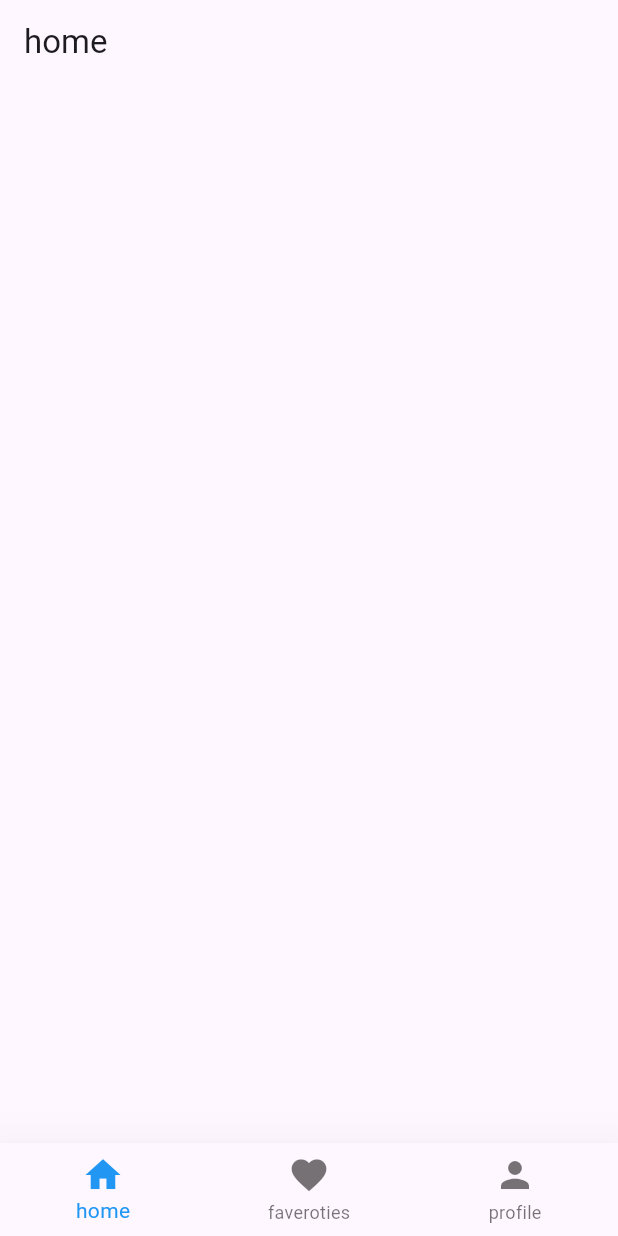
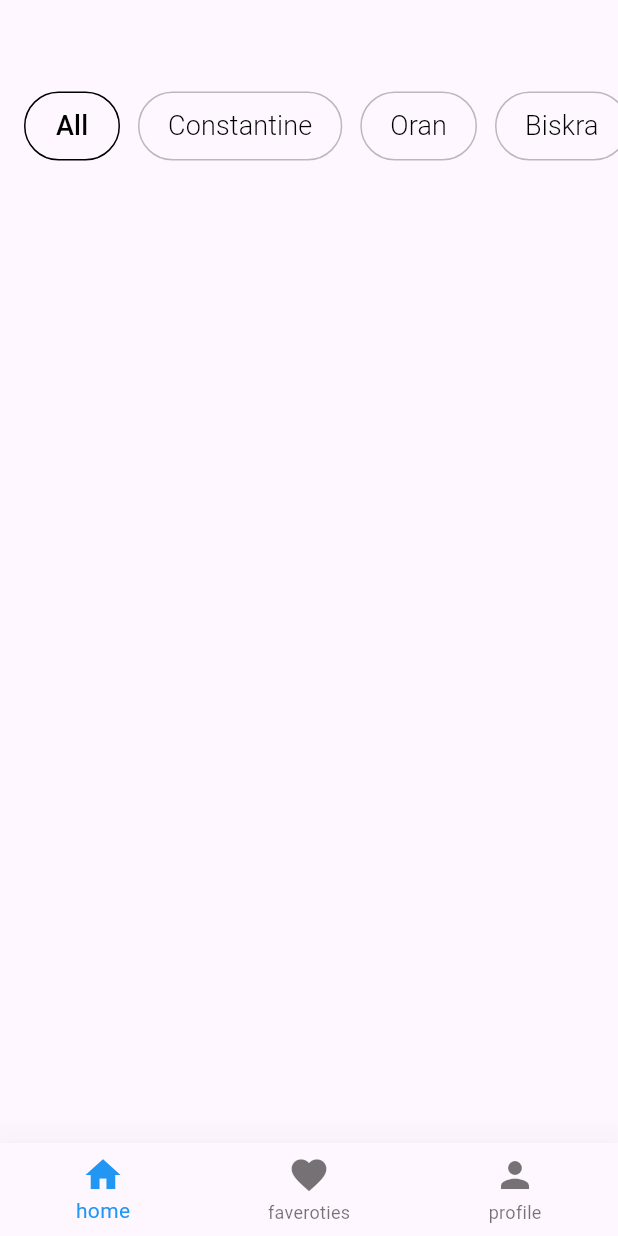
Before and after one commit to chihabMe/dam-l3-s1-travel-app, a Flutter app: the HomeScreen screen opened directly, on a phone screen of 412 x 824 dp. Run offline on Flutter 3.47's test engine with Material 3 defaults, Android fonts, the phone set to English and light mode, and no system bars; our stand-ins replace get; missing offline and left inert: dart:ffi.

Commit message:
added regions list

```diff
--- /dev/null
+++ b/app/devtools_options.yaml
@@ -0,0 +1 @@
+extensions:
--- a/app/lib/main.dart
+++ b/app/lib/main.dart
@@ -1,5 +1,4 @@
 import 'package:app/screens/auth/login.screen.dart';
-import 'package:app/screens/auth/register.screen.dart';
 import 'package:app/screens/home/home.screen.dart';
 import 'package:flutter/material.dart';
 
@@ -11,13 +10,13 @@ class MyApp extends StatelessWidget {
   @override
   Widget build(BuildContext) {
     return MaterialApp(
+      theme: ThemeData(
+        primaryColor: Colors.blue,
+      ),
       title: "myapp",
-      home: LoginScreen(),
+      home: HomeScreen(),
       initialRoute: "/",
-      routes: {
-        "/home": (ctx) => HomeScreen(),
-        "/register": (ctx) => RegisterScreen()
-      },
+      routes: {},
     );
   }
 }
--- a/app/lib/screens/auth/login.screen.dart
+++ b/app/lib/screens/auth/login.screen.dart
@@ -1,5 +1,5 @@
 import 'package:app/widgets/ui/button.widget.dart';
-import 'package:app/widgets/ui/inpu.widget.dart';
+import 'package:app/widgets/ui/input.widget.dart';
 import 'package:flutter/material.dart';
 
 class LoginScreen extends StatefulWidget {
--- a/app/lib/screens/home/home.screen.dart
+++ b/app/lib/screens/home/home.screen.dart
@@ -1,11 +1,20 @@
 import 'package:app/widgets/BottomNavigator.dart';
+import 'package:app/widgets/regionsList/regions.list.dart';
 import 'package:flutter/material.dart';
 
 class HomeScreen extends StatelessWidget {
   @override
   Widget build(BuildContext context) {
     return Scaffold(
-        appBar: AppBar(title: Text("home")),
-        bottomNavigationBar: BottomNavigator());
+      body: Column(
+        children: [
+          SizedBox(
+            height: 40,
+          ),
+          RegionsList()
+        ],
+      ),
+      bottomNavigationBar: BottomNavigator(),
+    );
   }
 }
--- /dev/null
+++ b/app/lib/widgets/regionsList/region.item.dart
@@ -0,0 +1,42 @@
+import 'package:flutter/material.dart';
+import 'package:get/state_manager.dart';
+import 'package:get/utils.dart';
+
+class RegionItem extends StatelessWidget {
+  late String name;
+  late int index;
+  late int currentIdx;
+  late bool active;
+  late Function(int idx) handlePress;
+  RegionItem(
+      {super.key,
+      required this.name,
+      required this.index,
+      required this.currentIdx,
+      required this.handlePress});
+
+  @override
+  Widget build(BuildContext context) {
+    bool active = this.index == this.currentIdx;
+    return Padding(
+      padding: const EdgeInsets.symmetric(horizontal: 6),
+      child: TextButton(
+        onPressed: () {
+          this.handlePress(this.index);
+        },
+        style: ButtonStyle(
+            padding: MaterialStateProperty.all(
+                EdgeInsets.symmetric(vertical: 10, horizontal: 20)),
+            side: MaterialStateProperty.all(
+                BorderSide(color: active ? Colors.black : Colors.black26))),
+        child: Text(
+          this.name.capitalize!,
+          style: TextStyle(
+              color: Colors.black,
+              fontSize: 18,
+              fontWeight: active ? FontWeight.w500 : FontWeight.w300),
+        ),
+      ),
+    );
+  }
+}
--- /dev/null
+++ b/app/lib/widgets/regionsList/regions.list.dart
@@ -0,0 +1,63 @@
+import 'dart:ffi';
+
+import 'package:app/widgets/regionsList/region.item.dart';
+import 'package:flutter/material.dart';
+
+class RegionsList extends StatefulWidget {
+  @override
+  State<StatefulWidget> createState() => RegionsListState();
+}
+
+class RegionsListState extends State<RegionsList> {
+  List<String> regions = ["all", "constantine", "oran", "biskra"];
+  int currentIdx = 0;
+  void handlePress(idx) {
+    setState(() {
+      currentIdx = idx;
+    });
+  }
+
+  @override
+  Widget build(BuildContext context) {
+    return SingleChildScrollView(
+      padding: const EdgeInsets.symmetric(horizontal: 10, vertical: 20),
+      scrollDirection: Axis.horizontal,
+      child: Row(
+          mainAxisAlignment: MainAxisAlignment.start,
+          crossAxisAlignment: CrossAxisAlignment.center,
+          children: [
+            RegionItem(
+              name: regions[0],
+              currentIdx: currentIdx,
+              handlePress: handlePress,
+              index: 0,
+            ),
+            RegionItem(
+              name: regions[1],
+              currentIdx: currentIdx,
+              handlePress: handlePress,
+              index: 1,
+            ),
+            RegionItem(
+              name: regions[2],
+              currentIdx: currentIdx,
+              handlePress: handlePress,
+              index: 2,
+            ),
+            RegionItem(
+              name: regions[3],
+              currentIdx: currentIdx,
+              handlePress: handlePress,
+              index: 3,
+            ),
+          ]),
+    );
+    // return ListView.builder(
+    //   scrollDirection: Axis.horizontal,
+    //   padding: EdgeInsets.all(10),
+    //   itemBuilder: (context, index) =>
+    //       Text("hi", style: TextStyle(color: Colors.black)),
+    //   itemCount: 3,
+    // );
+  }
+}
--- a/app/pubspec.yaml
+++ b/app/pubspec.yaml
@@ -37,6 +37,7 @@ dependencies:
   cupertino_icons: ^1.0.2
   hexcolor: ^3.0.1
   get: ^4.6.6
+  flutter_bloc: ^8.1.3
 
 dev_dependencies:
   flutter_test:
```
Also changed, not shown: app/lib/screens/auth/register.screen.dart (deleted, +0 -72 lines), app/lib/widgets/ui/input.widget.dart (renamed from app/lib/widgets/ui/inpu.widget.dart), app/pubspec.lock.
